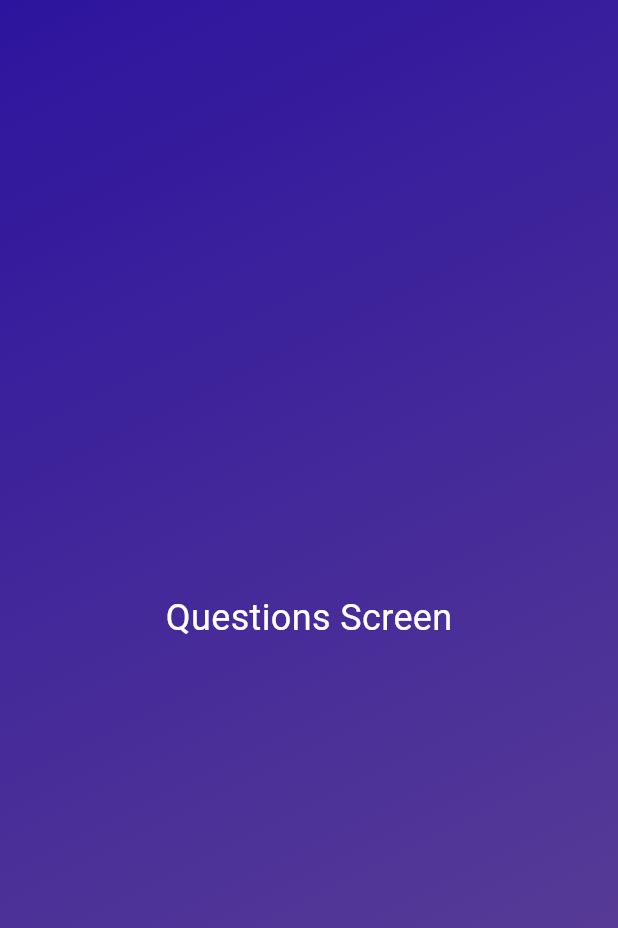
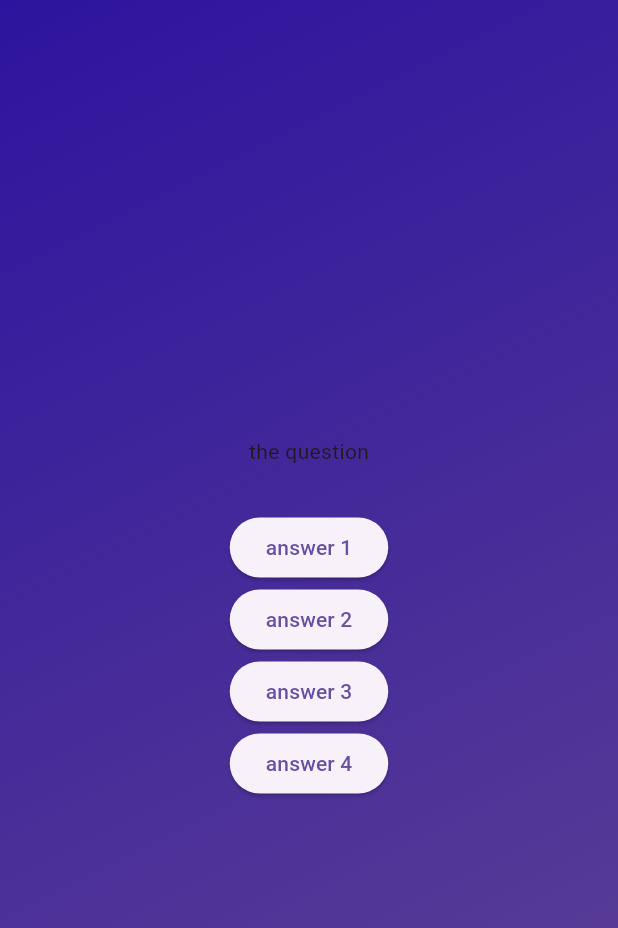
Before and after one commit to Md-sourov-hasan/flutter, a Flutter app: the screen it shows after launch, after a tap on "start quiz", on a phone screen of 412 x 824 dp. Shown: the top 928 px of the screen. Run offline on Flutter 3.47's test engine with Material 3 defaults, Android fonts, the phone set to English and light mode, and no system bars.

Commit message:
section 3 video 69

```diff
--- a/lib/questions_screen.dart
+++ b/lib/questions_screen.dart
@@ -12,11 +12,19 @@ class QuestionsScreen extends StatefulWidget {
 class _QuestionsScreenState extends State<QuestionsScreen> {
   @override
   Widget build(BuildContext context) {
-    return const Center(
-      child: Text(
-        'Questions Screen',
-        style: TextStyle(fontSize: 24, color: Colors.white),
-      ),
+    return SizedBox(
+      width: double.infinity,
+      child: Column(
+       mainAxisAlignment: MainAxisAlignment.center,
+        children: [
+       const Text('the question'),
+        const SizedBox(height: 30,),
+        ElevatedButton(onPressed: () {}, child: const Text('answer 1'),),
+         ElevatedButton(onPressed: () {}, child: const Text('answer 2'),),
+          ElevatedButton(onPressed: () {}, child: const Text('answer 3'),),
+           ElevatedButton(onPressed: () {}, child: const Text('answer 4'),),
+
+      ],),
     );
   }
 }
```
